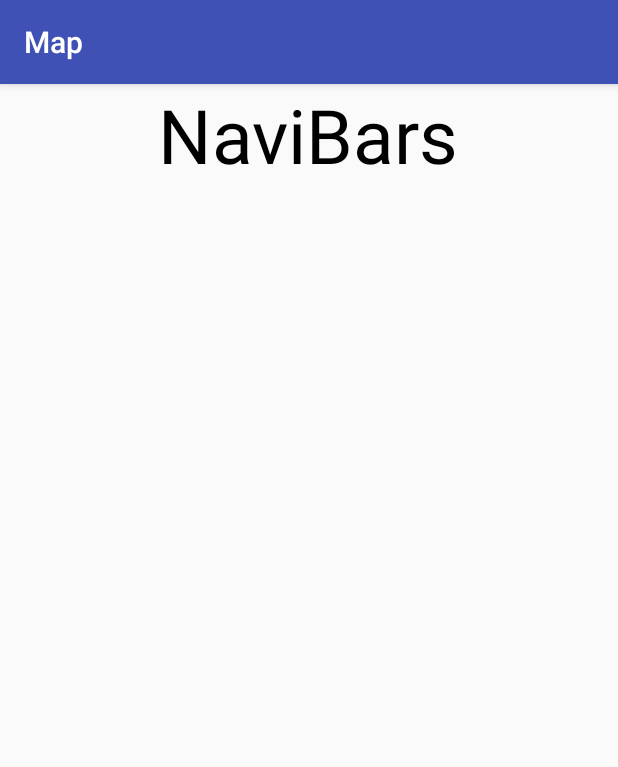
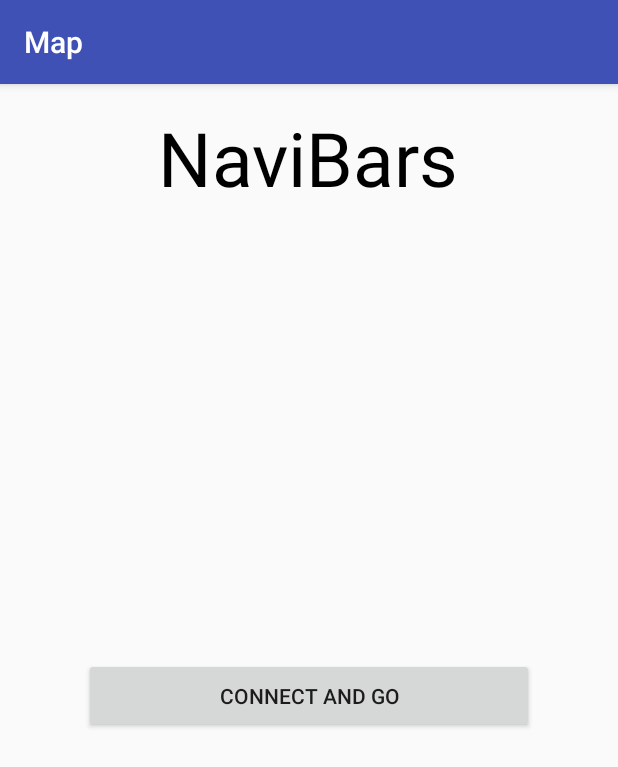
Before and after one commit to zezima6/PracticeApp2.8, an Android app: the screen it shows after launch (MainActivity), on a phone screen of 412 x 824 dp. Shown: the top 767 px of the screen. Run offline under Robolectric (Android 15) with nearby library versions, the phone set to English and light mode, and no system bars.

Commit message:
Start page

```diff
--- a/app/src/main/java/com/example/zuling/practiceapp28/MainActivity.java
+++ b/app/src/main/java/com/example/zuling/practiceapp28/MainActivity.java
@@ -1,7 +1,9 @@
 package com.example.zuling.practiceapp28;
 
+import android.content.Intent;
 import android.os.Bundle;
 import android.support.v7.app.AppCompatActivity;
+import android.view.View;
 
 /**
  * Created by Zuling on 10/24/2017.
@@ -9,9 +11,13 @@ import android.support.v7.app.AppCompatActivity;
 
 public class MainActivity extends AppCompatActivity{
     @Override
-    protected void onCreate(Bundle savedInstanceState){
+    protected void onCreate(Bundle savedInstanceState) {
         super.onCreate(savedInstanceState);
         setContentView(R.layout.startpage);
+    }
+    public void sendMessage (View view){
+        Intent startNewActivity = new Intent(this, MapsActivity.class);
+        startActivity(startNewActivity);
 
     }
-}
+    }
--- a/app/src/main/res/layout/startpage.xml
+++ b/app/src/main/res/layout/startpage.xml
@@ -9,6 +9,17 @@
         android:layout_gravity="center"
         android:textSize="50sp"
         android:textColor="#000000"
+        android:layout_marginTop="15dp"
         />
 
+    <Button
+        android:id="@+id/button2"
+        android:layout_gravity="center_horizontal"
+        android:layout_width= "300dp"
+        android:layout_height="50sp"
+        android:layout_marginTop="300dp"
+        android:text="@string/button_start"
+        android:onClick="sendMessage"
+     />
+
 </LinearLayout>
--- a/app/src/main/res/values/strings.xml
+++ b/app/src/main/res/values/strings.xml
@@ -1,4 +1,5 @@
 <resources>
     <string name="app_name">PracticeApp2.8</string>
     <string name="title_activity_maps">Map</string>
+    <string name="button_start">Connect And Go</string>
 </resources>
```
